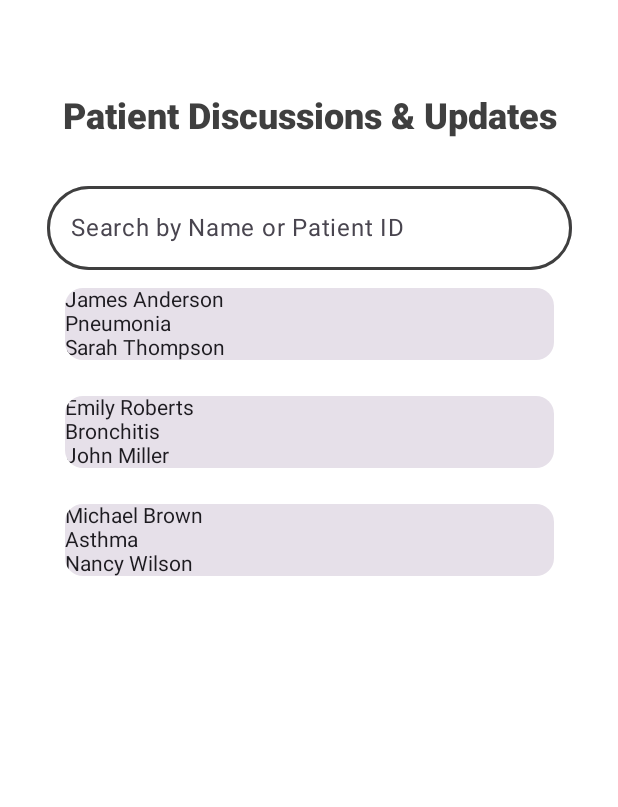
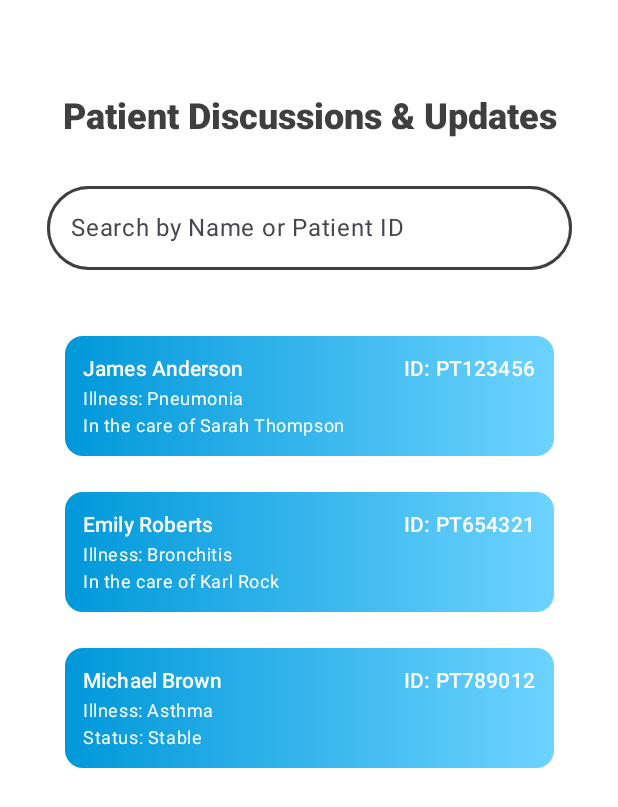
Before and after one commit to Cfoulcard/MediFlare, an Android app built with Jetpack Compose: the @Preview function PreviewPatientScreen, on a phone screen of 412 x 824 dp. Shown: the top 807 px of the screen. Run offline under Robolectric (Android 15) with nearby library versions, the phone set to English and light mode, and no system bars.

Commit message:
Added data classes for patient info

```diff
--- /dev/null
+++ b/app/src/main/java/com/christianfoulcard/mediflare/models/Fluids.kt
@@ -0,0 +1,6 @@
+package com.christianfoulcard.mediflare.models
+
+data class Fluids(
+    val type: String,
+    val rate: String
+)
--- /dev/null
+++ b/app/src/main/java/com/christianfoulcard/mediflare/models/Medication.kt
@@ -0,0 +1,7 @@
+package com.christianfoulcard.mediflare.models
+
+data class Medication(
+    val name: String,
+    val dosage: String,
+    val frequency: String
+)
--- /dev/null
+++ b/app/src/main/java/com/christianfoulcard/mediflare/models/Mobility.kt
@@ -0,0 +1,6 @@
+package com.christianfoulcard.mediflare.models
+
+data class Mobility(
+    val description: String,
+    val frequency: String
+)
--- a/app/src/main/java/com/christianfoulcard/mediflare/models/PatientCardData.kt
+++ b/app/src/main/java/com/christianfoulcard/mediflare/models/PatientCardData.kt
@@ -7,12 +7,14 @@ data class PatientCardData(
     val patientId: String,
     val patientName: String,
     val illnessDiagnosis: String,
-    val statusOrCaredForBy: String,
+    val statusOrCaredForBy: PatientStatusOrCare,
     val age: Int,
     val gender: String,
     val admissionDate: Date?,
     val lastUpdated: Date?,
     val state: String,
+    val vitalSigns: VitalSigns?, // This can be nullable if not all patients have vital signs recorded,
+    val treatmentPlan: TreatmentPlan
 )
 
 val firstPatientCard = PatientCardData(
@@ -20,12 +22,14 @@ val firstPatientCard = PatientCardData(
     "PT123456",
     "James Anderson",
     "Pneumonia",
-    "Sarah Thompson",
+    PatientStatusOrCare.AttendingStaff("In the care of Sarah Thompson"),
     45,
     "Male",
     null,
     null,
-    "Stable"
+    "Stable",
+    vitalSignsFirstPatient,
+    treatmentPlanFirstPatient
 )
 
 val secondPatientCard = PatientCardData(
@@ -33,12 +37,14 @@ val secondPatientCard = PatientCardData(
     "PT654321",
     "Emily Roberts",
     "Bronchitis",
-    "John Miller",
+    PatientStatusOrCare.AttendingStaff("In the care of Karl Rock"),
     32,
     "Female",
     null,
     null,
-    "Under Observation"
+    "Under Observation",
+    vitalSignsSecondPatient,
+    treatmentPlanSecondPatient
 )
 
 val thirdPatientCard = PatientCardData(
@@ -46,10 +52,12 @@ val thirdPatientCard = PatientCardData(
     "PT789012",
     "Michael Brown",
     "Asthma",
-    "Nancy Wilson",
+    PatientStatusOrCare.Status("Status: Stable"),
     50,
     "Male",
     null,
     null,
-    "Critical"
+    "Critical",
+    vitalSignsThirdPatient,
+    treatmentPlanThirdPatient
 )
--- /dev/null
+++ b/app/src/main/java/com/christianfoulcard/mediflare/models/PatientStatusOrCare.kt
@@ -0,0 +1,6 @@
+package com.christianfoulcard.mediflare.models
+
+sealed class PatientStatusOrCare {
+    data class Status(val statusUpdate: String) : PatientStatusOrCare()
+    data class AttendingStaff(val staffName: String) : PatientStatusOrCare()
+}
--- /dev/null
+++ b/app/src/main/java/com/christianfoulcard/mediflare/models/RespiratorySupport.kt
@@ -0,0 +1,6 @@
+package com.christianfoulcard.mediflare.models
+
+data class RespiratorySupport(
+    val method: String? = "Not Needed",
+    val treatment: String? = null
+)
--- /dev/null
+++ b/app/src/main/java/com/christianfoulcard/mediflare/models/TreatmentPlan.kt
@@ -0,0 +1,52 @@
+package com.christianfoulcard.mediflare.models
+
+data class TreatmentPlan(
+    val antibiotics: Medication,
+    val respiratorySupport: RespiratorySupport,
+    val mobility: Mobility
+)
+
+val treatmentPlanFirstPatient = TreatmentPlan(
+    antibiotics = Medication(
+        name = "Amoxicillin",
+        dosage = "500mg",
+        frequency = "every 8 hours"
+    ),
+    respiratorySupport = RespiratorySupport(
+        method = "Nebulizer treatments",
+        treatment = "with albuterol and saline, as prescribed"
+    ),
+    mobility = Mobility(
+        description = "Assisted with turning and deep breathing exercises",
+        frequency = "every 2 hours"
+    )
+)
+
+val treatmentPlanSecondPatient = TreatmentPlan(
+    antibiotics = Medication(
+        name = "Amoxicillin",
+        dosage = "500mg",
+        frequency = "every 8 hours"
+    ),
+    respiratorySupport = RespiratorySupport(),
+    mobility = Mobility(
+        description = "Assisted with turning and deep breathing exercises",
+        frequency = "every 2 hours"
+    )
+)
+
+val treatmentPlanThirdPatient = TreatmentPlan(
+    antibiotics = Medication(
+        name = "None",
+        dosage = "N/A",
+        frequency = "N/A"
+    ),
+    respiratorySupport = RespiratorySupport(
+        method = "Nebulizer treatments",
+        treatment = "with albuterol, as prescribed"
+    ),
+    mobility = Mobility(
+        description = "Assisted with turning and deep breathing exercises",
+        frequency = "every 2 hours"
+    )
+)
--- /dev/null
+++ b/app/src/main/java/com/christianfoulcard/mediflare/models/VitalSigns.kt
@@ -0,0 +1,33 @@
+package com.christianfoulcard.mediflare.models
+
+data class VitalSigns(
+    val temperature: Float, // in °F
+    val heartRate: Int,    // in bpm
+    val bloodPressure: String, // format "XXX/XX mmHg"
+    val respiratoryRate: Int,  // in bpm
+    val oxygenSaturation: Int  // in percentage
+)
+
+val vitalSignsFirstPatient = VitalSigns(
+    temperature = 99.2F,
+    heartRate = 85,
+    bloodPressure = "120/80 mmHg",
+    respiratoryRate = 18,
+    oxygenSaturation = 95
+)
+
+val vitalSignsSecondPatient = VitalSigns(
+    temperature = 99.8F,
+    heartRate = 88,
+    bloodPressure = "120/80 mmHg",
+    respiratoryRate = 20,
+    oxygenSaturation = 97
+)
+
+val vitalSignsThirdPatient = VitalSigns(
+    temperature = 98.6F,
+    heartRate = 100,
+    bloodPressure = "130/85 mmHg",
+    respiratoryRate = 25,
+    oxygenSaturation = 90
+)
--- a/app/src/main/java/com/christianfoulcard/mediflare/ui/homeScreenFragments/PatientsFragmentContent.kt
+++ b/app/src/main/java/com/christianfoulcard/mediflare/ui/homeScreenFragments/PatientsFragmentContent.kt
@@ -1,8 +1,11 @@
 package com.christianfoulcard.mediflare.ui.homeScreenFragments
 
+import androidx.compose.foundation.background
 import androidx.compose.foundation.border
+import androidx.compose.foundation.layout.Arrangement
 import androidx.compose.foundation.layout.Box
 import androidx.compose.foundation.layout.Column
+import androidx.compose.foundation.layout.Row
 import androidx.compose.foundation.layout.Spacer
 import androidx.compose.foundation.layout.fillMaxSize
 import androidx.compose.foundation.layout.fillMaxWidth
@@ -11,6 +14,8 @@ import androidx.compose.foundation.lazy.LazyColumn
 import androidx.compose.foundation.shape.RoundedCornerShape
 import androidx.compose.material3.Card
 import androidx.compose.material3.ExperimentalMaterial3Api
+import androidx.compose.material3.MaterialTheme
+import androidx.compose.material3.ModalNavigationDrawer
 import androidx.compose.material3.OutlinedTextField
 import androidx.compose.material3.Surface
 import androidx.compose.material3.Text
@@ -23,6 +28,7 @@ import androidx.compose.ui.Alignment
 import androidx.compose.ui.Modifier
 import androidx.compose.ui.draw.clip
 import androidx.compose.ui.focus.onFocusChanged
+import androidx.compose.ui.graphics.Brush
 import androidx.compose.ui.graphics.Color
 import androidx.compose.ui.res.colorResource
 import androidx.compose.ui.res.stringResource
@@ -32,6 +38,7 @@ import androidx.lifecycle.viewmodel.compose.viewModel
 import com.christianfoulcard.mediflare.R
 import com.christianfoulcard.mediflare.composables.Text
 import com.christianfoulcard.mediflare.models.PatientCardData
+import com.christianfoulcard.mediflare.models.PatientStatusOrCare
 import com.christianfoulcard.mediflare.ui.viewmodels.PatientViewModel
 
 @OptIn(ExperimentalMaterial3Api::class)
@@ -49,12 +56,10 @@ fun PatientsFragmentContent() {
                     .fillMaxWidth(0.85F)
             ) {
                 Spacer(Modifier.padding(32.dp))
-
                 Text.FragmentTitle(stringResource(id = R.string.patient_title), Modifier.fillMaxWidth())
                 Spacer(Modifier.padding(16.dp))
-
                 SearchPatientTextField(viewModel)
-
+                Spacer(Modifier.padding(16.dp))
                 LazyColumn {
                     items(filteredPatients.size) { patient ->
                         PatientCard(filteredPatients[patient])
@@ -94,18 +99,75 @@ private fun SearchPatientTextField(
 
 @Composable
 fun PatientCard(patient: PatientCardData) {
+    val gradientBrush = Brush.horizontalGradient(
+        colors = listOf(
+            colorResource(id = R.color.gradient_dark_blue),  // Start color
+            colorResource(id = R.color.gradient_light_blue)   // End color
+        )
+    )
+
     Card(
         modifier = Modifier
             .fillMaxWidth()
             .padding(12.dp)
     ) {
-        Text(text = patient.patientName)
-        Text(text = patient.illnessDiagnosis)
-        Text(text = patient.statusOrCaredForBy)
+        Box(
+            modifier = Modifier
+                .fillMaxSize()
+                .background(brush = gradientBrush)
+                .padding(12.dp),
+        ) {
+            Row(
+                modifier = Modifier.fillMaxSize(),
+                horizontalArrangement = Arrangement.SpaceBetween,
+                verticalAlignment = Alignment.CenterVertically
+            ) {
+                Column(verticalArrangement = Arrangement.spacedBy(2.dp)) {
+                    Text(
+                        text = patient.patientName,
+                        style = MaterialTheme.typography.titleSmall,
+                        color = colorResource(id = R.color.white)
+                    )
+
+                    Text(
+                        text = "Illness: ${patient.illnessDiagnosis}",
+                        style = MaterialTheme.typography.bodySmall,
+                        color = colorResource(id = R.color.white)
+                    )
+
+                    Text(
+                        text = when (val statusOrCare = patient.statusOrCaredForBy) {
+                            is PatientStatusOrCare.Status -> statusOrCare.statusUpdate
+                            is PatientStatusOrCare.AttendingStaff -> statusOrCare.staffName },
+                        style = MaterialTheme.typography.bodySmall,
+                        color = colorResource(id = R.color.white)
+                    )
+                }
+
+                Text(
+                    text = "ID: ${patient.patientId}",
+                    style = MaterialTheme.typography.titleSmall,
+                    color = colorResource(id = R.color.white),
+                    modifier = Modifier.align(Alignment.Top)
+                )
+            }
+        }
     }
 }
 
-@Preview(showBackground = true)
+@OptIn(ExperimentalMaterial3Api::class)
+@Composable
+fun PatientInfoView() {
+
+        ModalNavigationDrawer(drawerContent = { /*TODO*/ }) {
+
+        }
+
+    }
+
+
+
+    @Preview(showBackground = true)
 @Composable
 fun PreviewPatientScreen() {
     PatientsFragmentContent()
--- a/app/src/main/java/com/christianfoulcard/mediflare/ui/theme/Type.kt
+++ b/app/src/main/java/com/christianfoulcard/mediflare/ui/theme/Type.kt
@@ -43,6 +43,20 @@ val Typography = Typography(
         lineHeight = 24.sp,
         letterSpacing = 0.5.sp,
     ),
+    titleSmall = TextStyle(
+        fontFamily = LatoBold,
+        fontWeight = FontWeight.SemiBold,
+        fontSize = 18.sp,
+        lineHeight = 24.sp,
+        letterSpacing = 0.5.sp,
+    ),
+    bodySmall = TextStyle(
+        fontFamily = LatoRegular,
+        fontWeight = FontWeight.Medium,
+        fontSize = 14.sp,
+        lineHeight = 24.sp,
+        letterSpacing = 0.5.sp
+    ),
     /* Other default text styles to override
     titleLarge = TextStyle(
         fontFamily = FontFamily.Default,
--- /dev/null
+++ b/app/src/main/java/com/christianfoulcard/mediflare/utils/DateUtil.kt
@@ -0,0 +1,14 @@
+package com.christianfoulcard.mediflare.utils
+
+import java.text.SimpleDateFormat
+import java.util.Date
+import java.util.Locale
+
+class DateUtil {
+
+    fun Date?.toFormattedString(): String {
+        if (this == null) return "N/A"
+        val sdf = SimpleDateFormat("dd-MM-yyyy", Locale.getDefault())
+        return sdf.format(this)
+    }
+}
```
